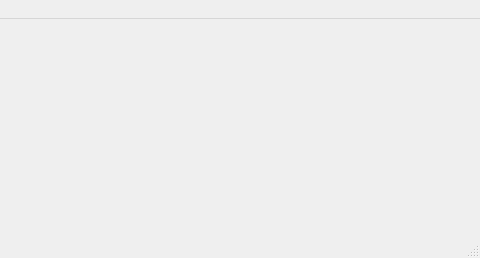
This is hdr_video_merging/mainwindow.ui in wh75er/cg_course_work as Qt 5 draws it before an edit; both pictures show x 527 to 1007 and y 0 to 258 of the 1007 by 258 pixel window. The edited form follows.
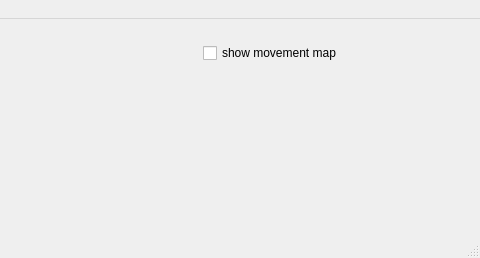
This is the edited form.

Commit message: add movement map check box

```diff
--- a/hdr_video_merging/mainwindow.ui
+++ b/hdr_video_merging/mainwindow.ui
@@ -98,6 +98,19 @@
      <string>stop</string>
     </property>
    </widget>
+   <widget class="QCheckBox" name="moveCheckBox">
+    <property name="geometry">
+     <rect>
+      <x>730</x>
+      <y>20</y>
+      <width>251</width>
+      <height>28</height>
+     </rect>
+    </property>
+    <property name="text">
+     <string>show movement map</string>
+    </property>
+   </widget>
   </widget>
   <widget class="QMenuBar" name="menuBar">
    <property name="geometry">
```
The commit also changes 2 other files.
